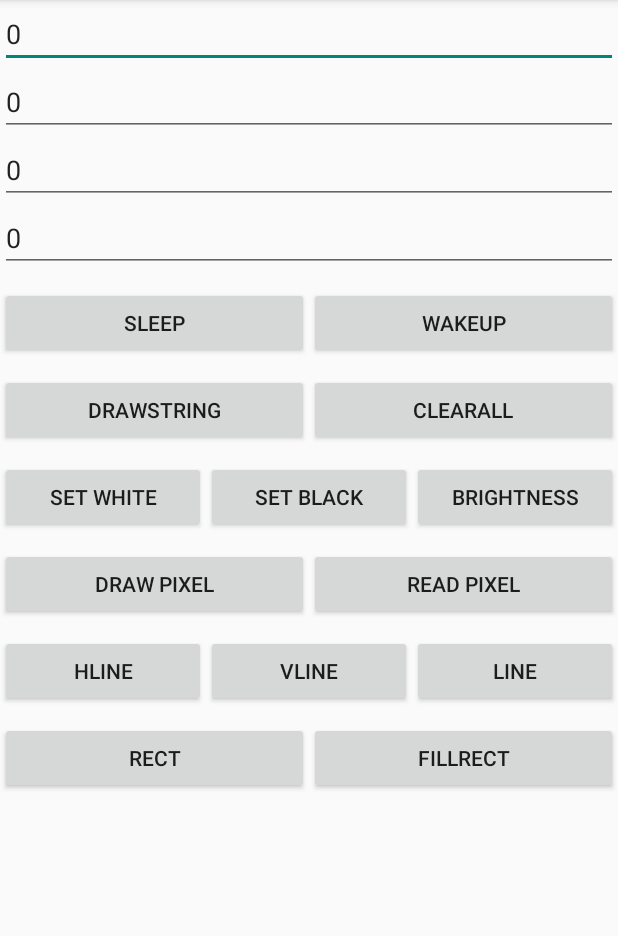
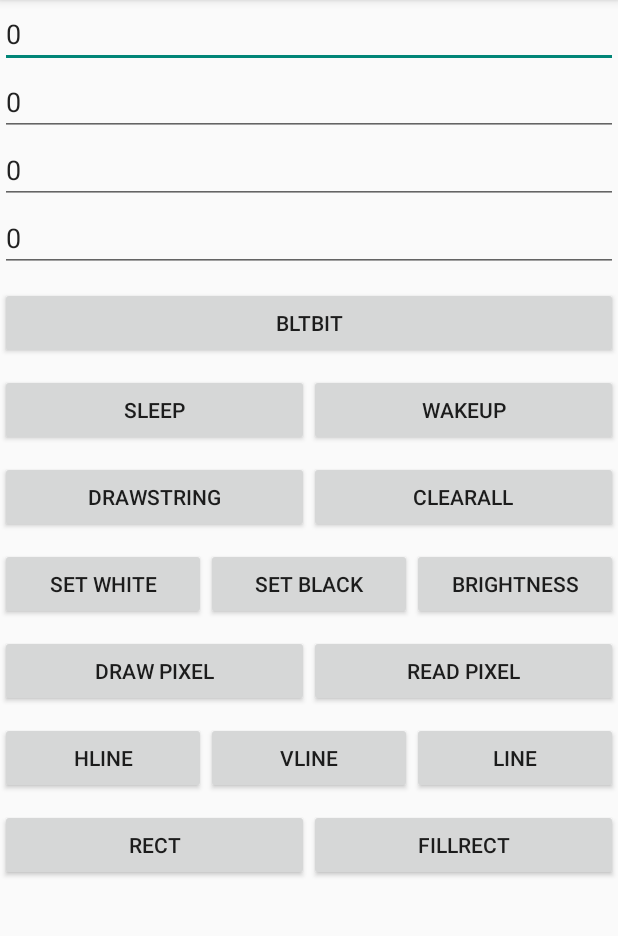
Before and after one commit to lvhwa0716/minipanel, an Android app: the screen it shows after launch (MainActivity), on a phone screen of 412 x 824 dp, the part 84-1020 px from its top. Run offline under Robolectric (Android 15) with nearby library versions, the phone set to English and light mode, and no system bars.

Commit message:
add BitBlt 13

```diff
--- a/MiniPanelTest/app/src/main/java/com/i029/minipanel/minipaneltest/MainActivity.java
+++ b/MiniPanelTest/app/src/main/java/com/i029/minipanel/minipaneltest/MainActivity.java
@@ -64,6 +64,8 @@ public class MainActivity extends Activity implements View.OnClickListener {
         btn.setOnClickListener(this);
         btn= (Button)findViewById(R.id.buttonSetBrightness);
         btn.setOnClickListener(this);
+        btn= (Button)findViewById(R.id.buttonBltBit);
+        btn.setOnClickListener(this);
 
 
 
@@ -95,7 +97,7 @@ public class MainActivity extends Activity implements View.OnClickListener {
                     microPanelService.Sleep(Integer.parseInt(p1.getText().toString()));
                     break;
                 case R.id.buttonClearAll:
-                    microPanelService.Brightness(Integer.parseInt(p1.getText().toString()));
+                    microPanelService.ClearAll();
                     break;
 
                 case R.id.buttonDrawPixel:
@@ -180,6 +182,17 @@ public class MainActivity extends Activity implements View.OnClickListener {
                 case R.id.buttonSetBrightness:
                     microPanelService.Brightness(Integer.parseInt(p1.getText().toString()));
                     break;
+                case R.id.buttonBltBit:
+                    microPanelService.DrawBitmap(
+                            Integer.parseInt(p1.getText().toString()), // dest x
+                            Integer.parseInt(p1.getText().toString()), // dest y
+                            30, // bmp width
+                            30, //bmp height
+                            4,  // bytes per line
+                            1, // must 1 , only support white/black
+                            test1_rawdata
+                    );
+                    break;
                 default:
                     Toast.makeText(this, "ID=" + arg0.getId() + "not done", Toast.LENGTH_LONG).show();
                     break;
@@ -190,4 +203,37 @@ public class MainActivity extends Activity implements View.OnClickListener {
             e.printStackTrace();
         }
     }
+
+    static final byte[] test1_rawdata = {
+            (byte)0x00,  (byte)0x00,  (byte)0x00,  (byte)0x00,
+            (byte)0x00,  (byte)0x00,  (byte)0x00,  (byte)0x00,
+            (byte)0x00,  (byte)0x00,  (byte)0x00,  (byte)0x00,
+            (byte)0x00,  (byte)0x00,  (byte)0x00,  (byte)0x00,
+            (byte)0x00,  (byte)0x00,  (byte)0x00,  (byte)0x00,
+            (byte)0x00,  (byte)0x00,  (byte)0x00,  (byte)0x00,
+            (byte)0x00,  (byte)0x00,  (byte)0x00,  (byte)0x00,
+            (byte)0x00,  (byte)0x00,  (byte)0x00,  (byte)0x00,
+            (byte)0x00,  (byte)0x00,  (byte)0x00,  (byte)0x00,
+            (byte)0x00,  (byte)0x00,  (byte)0x00,  (byte)0x00,
+            (byte)0x03,  (byte)0xC0,  (byte)0xFC,  (byte)0x00,
+            (byte)0x07,  (byte)0xC1,  (byte)0xFE,  (byte)0x00,
+            (byte)0x04,  (byte)0xC1,  (byte)0x07,  (byte)0x00,
+            (byte)0x00,  (byte)0xC0,  (byte)0x03,  (byte)0x00,
+            (byte)0x00,  (byte)0xC0,  (byte)0x06,  (byte)0x00,
+            (byte)0x00,  (byte)0xC0,  (byte)0x7C,  (byte)0x00,
+            (byte)0x00,  (byte)0xC0,  (byte)0x7E,  (byte)0x00,
+            (byte)0x00,  (byte)0xC0,  (byte)0x07,  (byte)0x00,
+            (byte)0x00,  (byte)0xC0,  (byte)0x03,  (byte)0x00,
+            (byte)0x00,  (byte)0xC0,  (byte)0x03,  (byte)0x00,
+            (byte)0x00,  (byte)0xC1,  (byte)0x07,  (byte)0x00,
+            (byte)0x07,  (byte)0xF9,  (byte)0xFE,  (byte)0x00,
+            (byte)0x07,  (byte)0xF8,  (byte)0xF8,  (byte)0x00,
+            (byte)0x00,  (byte)0x00,  (byte)0x00,  (byte)0x00,
+            (byte)0x00,  (byte)0x00,  (byte)0x00,  (byte)0x00,
+            (byte)0x00,  (byte)0x00,  (byte)0x00,  (byte)0x00,
+            (byte)0x00,  (byte)0x00,  (byte)0x00,  (byte)0x00,
+            (byte)0x00,  (byte)0x00,  (byte)0x00,  (byte)0x00,
+            (byte)0x00,  (byte)0x00,  (byte)0x00,  (byte)0x00,
+            (byte)0x00,  (byte)0x00,  (byte)0x00,  (byte)0x00,
+    };
 }
--- a/MiniPanelTest/app/src/main/res/layout/activity_main.xml
+++ b/MiniPanelTest/app/src/main/res/layout/activity_main.xml
@@ -36,6 +36,21 @@
             android:layout_height="wrap_content"
             android:hint="P4"
             android:text="0" />
+
+        <LinearLayout
+            android:layout_width="fill_parent"
+            android:layout_height="wrap_content"
+            android:layout_marginTop="10dp"
+            android:orientation="horizontal">
+
+            <Button
+                android:id="@+id/buttonBltBit"
+                android:layout_width="0dp"
+                android:layout_height="wrap_content"
+                android:layout_weight="1"
+                android:text="BltBit" />
+
+        </LinearLayout>
 
         <LinearLayout
             android:layout_width="fill_parent"
```
